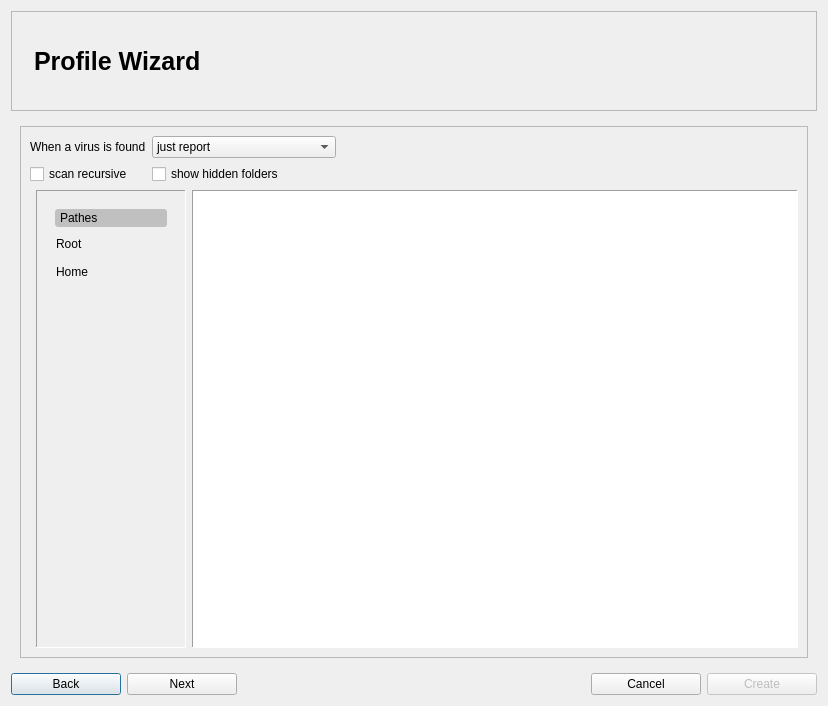
Before: the Qt Designer form ui/profilewizarddialog.ui in robinking623/clamav-gui, drawn with Qt 5.
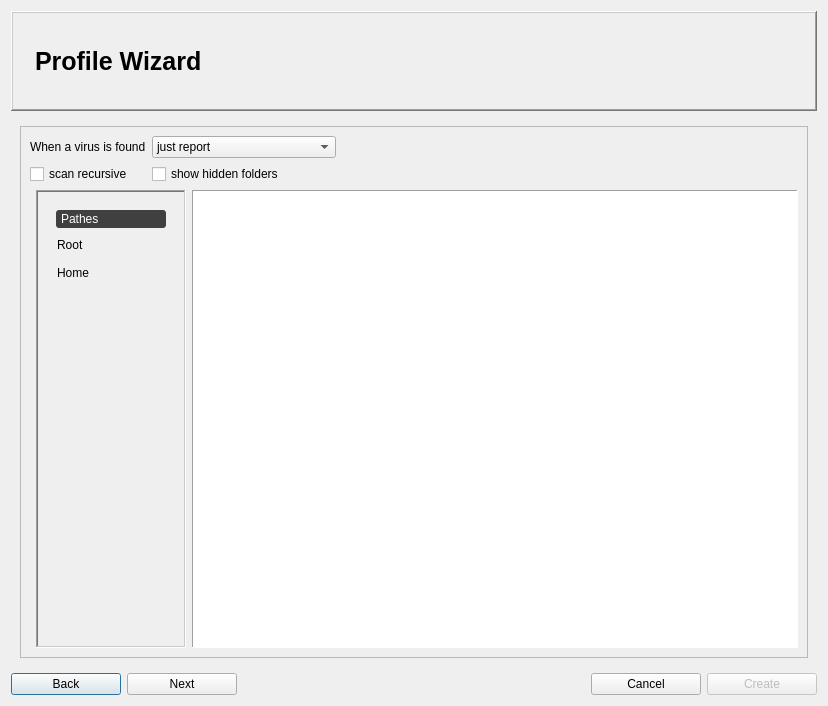
After: the same form once the commit is applied. The open tabs and pages were chosen to show the change. Icons and pictures are not drawn.

The edit to the form file:
```diff
--- a/ui/profilewizarddialog.ui
+++ b/ui/profilewizarddialog.ui
@@ -35,7 +35,7 @@
       </size>
      </property>
      <property name="frameShape">
-      <enum>QFrame::StyledPanel</enum>
+      <enum>QFrame::WinPanel</enum>
      </property>
      <property name="frameShadow">
       <enum>QFrame::Raised</enum>
@@ -349,7 +349,7 @@
              </size>
             </property>
             <property name="frameShape">
-             <enum>QFrame::Panel</enum>
+             <enum>QFrame::WinPanel</enum>
             </property>
             <property name="frameShadow">
              <enum>QFrame::Sunken</enum>
@@ -412,7 +412,7 @@
                    </size>
                   </property>
                   <property name="styleSheet">
-                   <string notr="true">background:#c0c0c0;padding:2px;border-radius:3px;</string>
+                   <string notr="true">background:#404040;color:white;padding:2px;border-radius:3px;</string>
                   </property>
                   <property name="text">
                    <string>Pathes</string>
```
Left out of the diff: 8 changed lines with no effect on the pictures.
